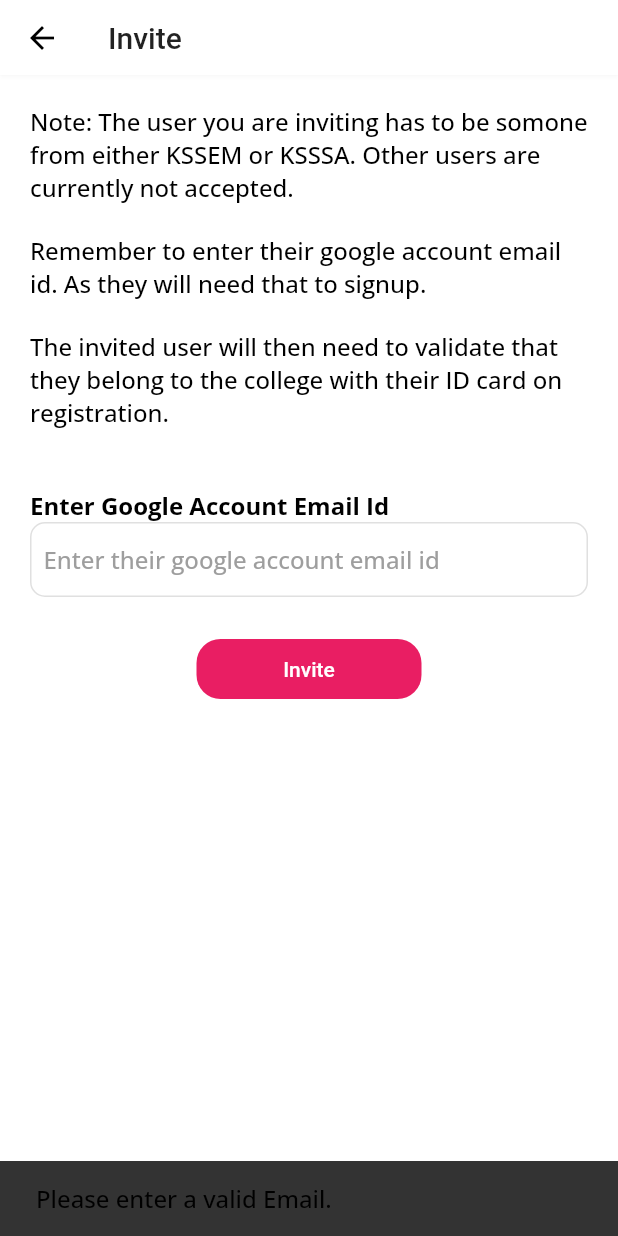
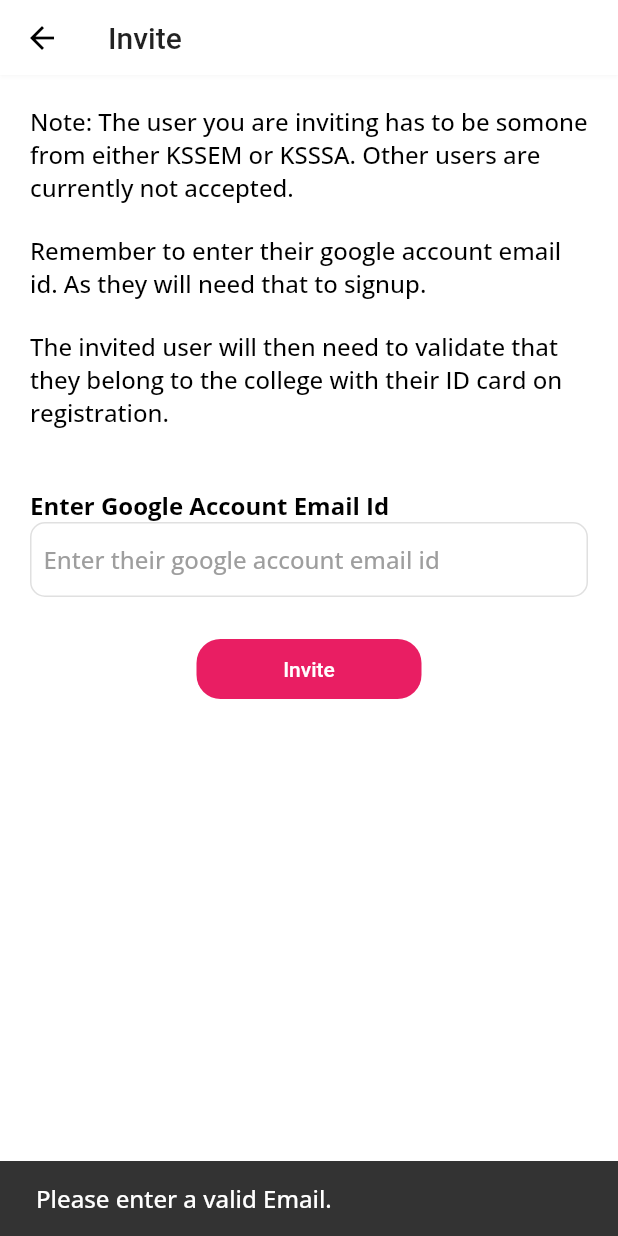
Before and after one commit to Ashishprashar/alumni_app, a Flutter app: the InviteScreen screen opened directly, after a tap on "Invite", on a phone screen of 412 x 824 dp. Run offline on Flutter 3.47's test engine with Material 2 defaults, Android fonts, the phone set to English and light mode, and no system bars; our stand-ins replace cached_network_image, cloud_firestore, email_validator, firebase_auth, firebase_core, firebase_database and 10 more; missing offline and left inert: paginate_firestore; accounts and stored records are empty.

Commit message:
dark theme has some text that was not visible. fixed it now

```diff
--- a/lib/provider/invite_screen_provider.dart
+++ b/lib/provider/invite_screen_provider.dart
@@ -18,7 +18,10 @@ class InviteProvider with ChangeNotifier {
       ScaffoldMessenger.of(context).showSnackBar(SnackBar(
           content: Text(
         "Please enter a valid Email.",
-        style: Theme.of(context).textTheme.bodyText1,
+        style: Theme.of(context)
+            .textTheme
+            .bodyText1!
+            .copyWith(color: Colors.white),
       )));
       return;
     }
@@ -34,7 +37,10 @@ class InviteProvider with ChangeNotifier {
       ScaffoldMessenger.of(context).showSnackBar(SnackBar(
           content: Text(
         "That email is already on the invite list.",
-        style: Theme.of(context).textTheme.bodyText1,
+        style: Theme.of(context)
+            .textTheme
+            .bodyText1!
+            .copyWith(color: Colors.white),
       )));
       return;
     }
@@ -49,7 +55,8 @@ class InviteProvider with ChangeNotifier {
     ScaffoldMessenger.of(context).showSnackBar(SnackBar(
         content: Text(
       "Email has been added to the Invite List! Ask your friend to install the app and sign in.",
-      style: Theme.of(context).textTheme.bodyText1,
+      style:
+          Theme.of(context).textTheme.bodyText1!.copyWith(color: Colors.white),
     )));
   }
 
@@ -60,7 +67,10 @@ class InviteProvider with ChangeNotifier {
       ScaffoldMessenger.of(context).showSnackBar(SnackBar(
           content: Text(
         "Please enter all the fields",
-        style: Theme.of(context).textTheme.bodyText1,
+        style: Theme.of(context)
+            .textTheme
+            .bodyText1!
+            .copyWith(color: Colors.white),
       )));
       return;
     }
--- a/lib/widget/social_icon_button.dart
+++ b/lib/widget/social_icon_button.dart
@@ -65,7 +65,7 @@ class SocialIconButton extends StatelessWidget {
             icon: FaIcon(theicon),
             color: user.linkToSocial[socialName] == ''
                 ? Colors.grey
-                : Colors.black,
+                : Theme.of(context).appBarTheme.iconTheme!.color,
             onPressed: () async {
               print(_url);
               if (await canLaunchUrl(_url)) await launchUrl(_url);
```
